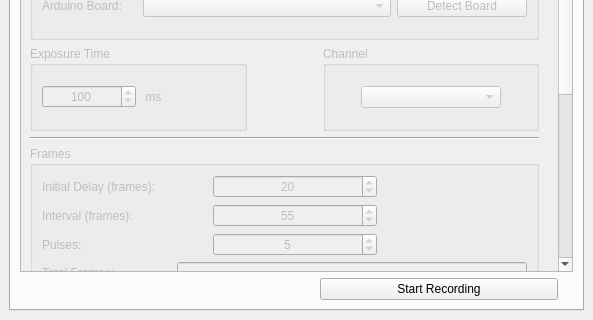
Above: micromanager_gui/micromanager_gui_1.ui from pymmcore-plus/napari-micromanager before the change; both pictures show x 0 to 593 and y 435 to 755 of the 593 by 755 pixel window. Below: the same form after it.
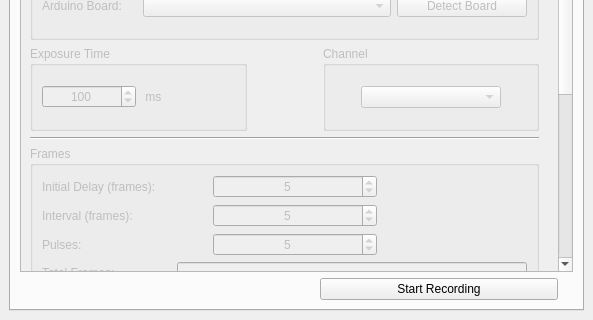
That is the form after the change. The open tabs and pages were chosen to show the change.

Commit message: sync led/cam

Patch:
```diff
--- a/micromanager_gui/micromanager_gui_1.ui
+++ b/micromanager_gui/micromanager_gui_1.ui
@@ -1583,7 +1583,7 @@
                             <number>1000</number>
                            </property>
                            <property name="value">
-                            <number>20</number>
+                            <number>5</number>
                            </property>
                           </widget>
                          </item>
@@ -1596,7 +1596,7 @@
                             <number>1000</number>
                            </property>
                            <property name="value">
-                            <number>55</number>
+                            <number>5</number>
                            </property>
                           </widget>
                          </item>
```
Left out of the diff: 4 changed lines with no effect on the pictures. The commit also changes 1 other file.
